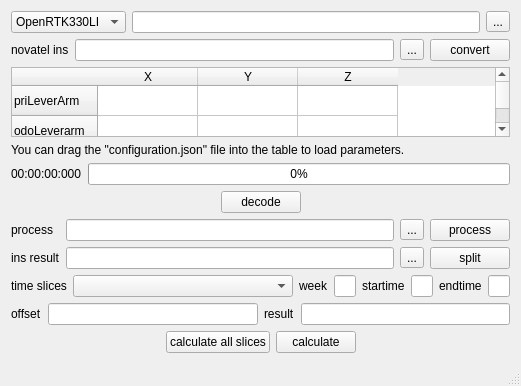
Before: the Qt Designer form MountAngleCalculation/MountAngleCalculation.ui in aceinnazhangchen/OpenRtk_Dirver, drawn with Qt 5.
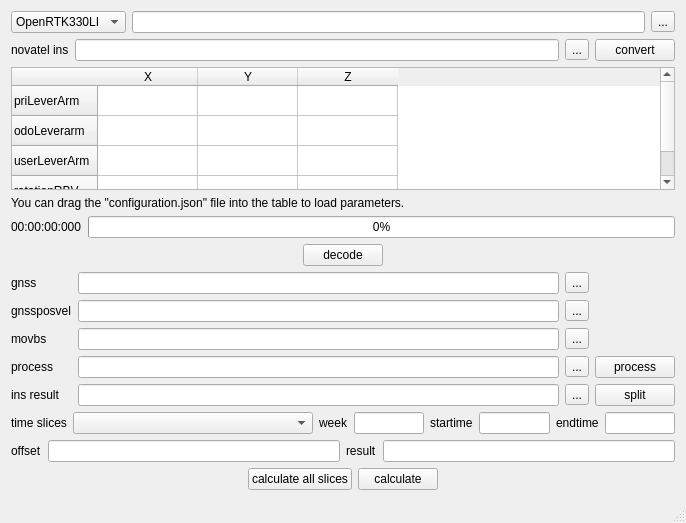
After: the same form once the commit is applied.

The edit to the form file:
```diff
--- a/MountAngleCalculation/MountAngleCalculation.ui
+++ b/MountAngleCalculation/MountAngleCalculation.ui
@@ -6,8 +6,8 @@
    <rect>
     <x>0</x>
     <y>0</y>
-    <width>500</width>
-    <height>331</height>
+    <width>686</width>
+    <height>523</height>
    </rect>
   </property>
   <property name="windowTitle">
@@ -189,58 +189,121 @@
     </item>
     <item>
      <layout class="QGridLayout" name="gridLayout">
+      <item row="1" column="0">
+       <widget class="QLabel" name="label_12">
+        <property name="text">
+         <string>gnssposvel</string>
+        </property>
+       </widget>
+      </item>
+      <item row="3" column="1">
+       <widget class="QLineEdit" name="movbs_filepath_edt">
+        <property name="dragEnabled">
+         <bool>true</bool>
+        </property>
+       </widget>
+      </item>
+      <item row="5" column="2">
+       <widget class="QToolButton" name="result_select_btn">
+        <property name="text">
+         <string>...</string>
+        </property>
+       </widget>
+      </item>
+      <item row="4" column="1">
+       <widget class="QLineEdit" name="process_filepath_edt">
+        <property name="dragEnabled">
+         <bool>true</bool>
+        </property>
+       </widget>
+      </item>
       <item row="0" column="0">
-       <widget class="QLabel" name="label_6">
+       <widget class="QLabel" name="label_11">
         <property name="text">
-         <string>process</string>
+         <string>gnss</string>
         </property>
        </widget>
       </item>
       <item row="0" column="1">
-       <widget class="QLineEdit" name="process_filepath_edt">
+       <widget class="QLineEdit" name="gnss_filepath_edt">
         <property name="dragEnabled">
          <bool>true</bool>
         </property>
        </widget>
       </item>
-      <item row="0" column="2">
+      <item row="5" column="3">
+       <widget class="QPushButton" name="pushButton_split">
+        <property name="text">
+         <string>split</string>
+        </property>
+       </widget>
+      </item>
+      <item row="4" column="2">
        <widget class="QToolButton" name="process_select_btn">
         <property name="text">
          <string>...</string>
         </property>
        </widget>
       </item>
-      <item row="1" column="0">
+      <item row="5" column="1">
+       <widget class="QLineEdit" name="result_filepath_edt"/>
+      </item>
+      <item row="4" column="3">
+       <widget class="QPushButton" name="pushButton_process">
+        <property name="text">
+         <string>process</string>
+        </property>
+       </widget>
+      </item>
+      <item row="0" column="2">
+       <widget class="QToolButton" name="gnss_select_btn">
+        <property name="text">
+         <string>...</string>
+        </property>
+       </widget>
+      </item>
+      <item row="1" column="1">
+       <widget class="QLineEdit" name="gnssposvel_filepath_edt">
+        <property name="dragEnabled">
+         <bool>true</bool>
+        </property>
+       </widget>
+      </item>
+      <item row="5" column="0">
        <widget class="QLabel" name="label_5">
         <property name="text">
          <string>ins result</string>
         </property>
        </widget>
       </item>
-      <item row="1" column="1">
-       <widget class="QLineEdit" name="result_filepath_edt"/>
-      </item>
       <item row="1" column="2">
-       <widget class="QToolButton" name="result_select_btn">
+       <widget class="QToolButton" name="gnssposvel_select_btn">
         <property name="text">
          <string>...</string>
         </property>
        </widget>
       </item>
-      <item row="1" column="3">
-       <widget class="QPushButton" name="pushButton_split">
-        <property name="text">
-         <string>split</string>
-        </property>
-       </widget>
-      </item>
-      <item row="0" column="3">
-       <widget class="QPushButton" name="pushButton_process">
+      <item row="4" column="0">
+       <widget class="QLabel" name="label_6">
         <property name="text">
          <string>process</string>
         </property>
        </widget>
       </item>
+      <item row="3" column="0">
+       <widget class="QLabel" name="label_13">
+        <property name="text">
+         <string>movbs</string>
+        </property>
+       </widget>
+      </item>
+      <item row="3" column="2">
+       <widget class="QToolButton" name="movbs_select_btn">
+        <property name="text">
+         <string>...</string>
+        </property>
+       </widget>
+      </item>
      </layout>
     </item>
     <item>
@@ -256,7 +319,7 @@
        <widget class="QComboBox" name="time_slices_comb">
         <property name="minimumSize">
          <size>
-          <width>220</width>
+          <width>240</width>
           <height>0</height>
          </size>
         </property>
```
